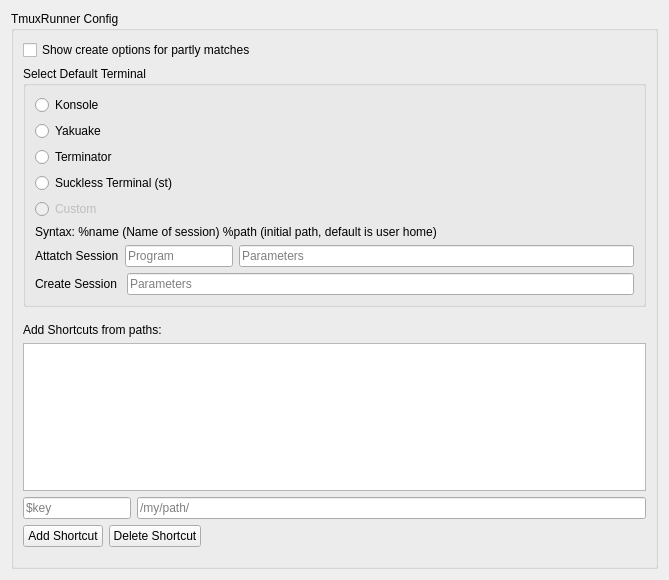
Qt form src/config/tmuxrunner_config.ui (alex1701c/TmuxRunner) before a commit.
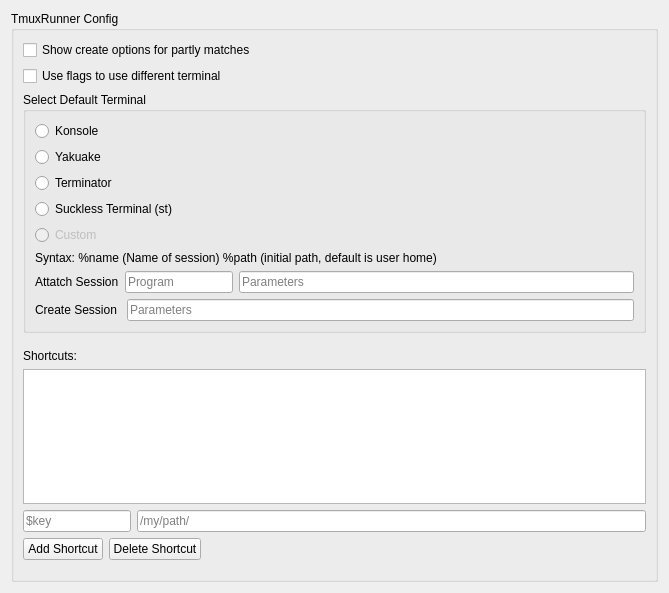
The same form after that commit.

Commit message: Finish flags, use QMap for data instead of string

Patch:
```diff
--- a/src/config/tmuxrunner_config.ui
+++ b/src/config/tmuxrunner_config.ui
@@ -8,7 +8,7 @@
     <x>0</x>
     <y>0</y>
     <width>669</width>
-    <height>580</height>
+    <height>593</height>
    </rect>
   </property>
   <property name="minimumSize">
@@ -43,6 +43,13 @@
         </property>
        </widget>
       </item>
+      <item>
+       <widget class="QCheckBox" name="flags">
+        <property name="text">
+         <string>Use flags to use different terminal</string>
+        </property>
+       </widget>
+      </item>
       <item>
        <widget class="QGroupBox" name="groupBox">
         <property name="title">
@@ -157,7 +164,7 @@
       <item>
        <widget class="QLabel" name="label">
         <property name="text">
-         <string>Add Shortcuts from paths:</string>
+         <string>Shortcuts:</string>
         </property>
        </widget>
       </item>
```
The commit also changes 5 other files.
